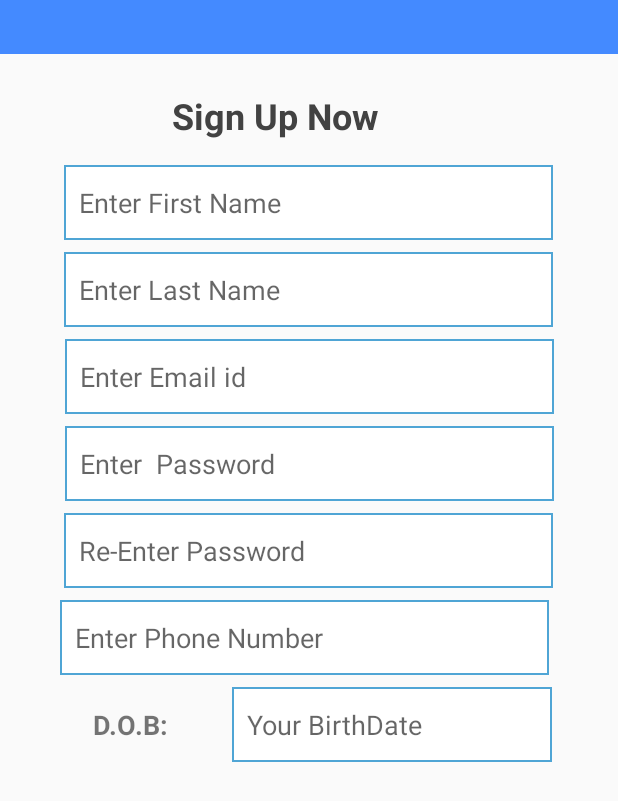
After one commit to samirthaker2020/GamerApp1.0, an Android app: the SignUp screen opened directly, with no data from a screen before it, on a phone screen of 412 x 824 dp. The commit adds this screen. Shown: the top 801 px of the screen. Run offline under Robolectric (Android 15) with nearby library versions, the phone set to English and light mode, and no system bars.

Commit message:
user signup form design completed

```diff
--- a/app/src/main/AndroidManifest.xml
+++ b/app/src/main/AndroidManifest.xml
@@ -16,12 +16,13 @@
         android:supportsRtl="true"
         android:theme="@style/AppTheme"
         android:usesCleartextTraffic="true">
+        <activity android:name=".SignUp">
+
+        </activity>
         <activity
             android:name=".MainPage"
             android:label="@string/title_activity_main_page"
-            android:theme="@style/AppTheme.NoActionBar">
-
-        </activity>
+            android:theme="@style/AppTheme.NoActionBar"></activity>
         <activity android:name=".LoginActivity" />
         <activity android:name=".MainActivity">
             <intent-filter>
--- a/app/src/main/java/com/example/gamerapp/Constants.java
+++ b/app/src/main/java/com/example/gamerapp/Constants.java
@@ -4,7 +4,7 @@ package com.example.gamerapp;
 public class Constants {
    public static String CURRENT_USER="";
     private static final String ROOT_URL = "http://192.168.2.21/gamerapp/API/";
-
+     public  static String SAMPLE_DATE="";
     public static final String URL_FORGOTPASSWORD = ROOT_URL+"forgotpassword.php";
     public static final String URL_LOGIN = ROOT_URL+"userlogin.php";
     public static final String URL_PASSWORDRECOVERY = ROOT_URL+"passwordrecovery.php";
--- a/app/src/main/java/com/example/gamerapp/LoginActivity.java
+++ b/app/src/main/java/com/example/gamerapp/LoginActivity.java
@@ -28,7 +28,7 @@ import java.util.HashMap;
 import java.util.Map;
 
 public class LoginActivity extends AppCompatActivity {
-Button btnsigIn;
+Button btnsigIn,btnsignUp;
 EditText emailId_input;
 EditText userPassword_input;
     Vibrator v;
@@ -45,12 +45,20 @@ EditText userPassword_input;
         this.getWindow().setFlags(WindowManager.LayoutParams.FLAG_FULLSCREEN,
                 WindowManager.LayoutParams.FLAG_FULLSCREEN);
         btnsigIn= (Button) findViewById(R.id.btn_signin);
+        btnsignUp=(Button) findViewById(R.id.btnsignup);
         emailId_input=   findViewById(R.id.txtemailid);
         userPassword_input=  findViewById(R.id.txtpassword);
         btnsigIn.setOnClickListener(new View.OnClickListener() {
             @Override
             public void onClick(View view) {
                 validateUserData();
+            }
+        });
+        btnsignUp.setOnClickListener(new View.OnClickListener() {
+            @Override
+            public void onClick(View v) {
+                Intent intent = new Intent(LoginActivity.this, SignUp.class);
+                startActivity(intent);
             }
         });
     }
--- /dev/null
+++ b/app/src/main/java/com/example/gamerapp/SignUp.java
@@ -0,0 +1,64 @@
+package com.example.gamerapp;
+
+import androidx.appcompat.app.AppCompatActivity;
+import androidx.fragment.app.DialogFragment;
+
+import android.app.DatePickerDialog;
+import android.os.Bundle;
+import android.text.InputType;
+import android.view.View;
+import android.view.WindowManager;
+import android.widget.DatePicker;
+import android.widget.EditText;
+
+import java.text.SimpleDateFormat;
+import java.util.Calendar;
+import java.util.Locale;
+
+public class SignUp extends AppCompatActivity {
+    EditText dob;
+    final Calendar myCalendar = Calendar.getInstance();
+    @Override
+    protected void onCreate(Bundle savedInstanceState) {
+        super.onCreate(savedInstanceState);
+        setContentView(R.layout.activity_sign_up);
+        // hide the title bar
+        getSupportActionBar().hide();
+        //enable full screen
+        this.getWindow().setFlags(WindowManager.LayoutParams.FLAG_FULLSCREEN,
+                WindowManager.LayoutParams.FLAG_FULLSCREEN);
+        dob=(EditText) findViewById(R.id.udob);
+
+        dob.setOnClickListener(new View.OnClickListener() {
+            @Override
+            public void onClick(View v) {
+                new DatePickerDialog(SignUp.this, date, myCalendar
+                        .get(Calendar.YEAR), myCalendar.get(Calendar.MONTH),
+                        myCalendar.get(Calendar.DAY_OF_MONTH)).show();
+            }
+        });
+    }
+
+    final DatePickerDialog.OnDateSetListener date = new DatePickerDialog.OnDateSetListener() {
+
+        @Override
+        public void onDateSet(DatePicker view, int year, int monthOfYear,
+                              int dayOfMonth) {
+          dob.setInputType(InputType.TYPE_NULL);
+            // TODO Auto-generated method stub
+            myCalendar.set(Calendar.YEAR, year);
+            myCalendar.set(Calendar.MONTH, monthOfYear);
+            myCalendar.set(Calendar.DAY_OF_MONTH, dayOfMonth);
+
+            updateLabel();
+        }
+
+    };
+
+    private void updateLabel() {
+        String myFormat = "dd/MM/yyyy"; //In which you need put here
+        SimpleDateFormat sdf = new SimpleDateFormat(myFormat, Locale.US);
+
+        dob.setText(sdf.format(myCalendar.getTime()));
+    }
+}
--- a/app/src/main/res/layout/activity_login.xml
+++ b/app/src/main/res/layout/activity_login.xml
@@ -59,13 +59,14 @@
     <Button
         android:id="@+id/btn_signin"
         style="@style/Widget.AppCompat.Button.Borderless.Colored"
-        android:layout_width="171dp"
-        android:layout_height="51dp"
+        android:layout_width="297dp"
+        android:layout_height="57dp"
         android:layout_marginTop="92dp"
         android:background="@android:color/holo_blue_dark"
         android:text="Sign In"
         android:textColor="@android:color/background_dark"
         android:textSize="18sp"
+        android:textStyle="bold"
         app:layout_constraintEnd_toEndOf="parent"
         app:layout_constraintStart_toStartOf="parent"
         app:layout_constraintTop_toBottomOf="@+id/txtpassword" />
@@ -96,4 +97,18 @@
         app:layout_constraintTop_toBottomOf="@+id/txtpassword"
         app:layout_constraintVertical_bias="0.0" />
 
+    <Button
+        android:id="@+id/btnsignup"
+        android:layout_width="293dp"
+        android:layout_height="43dp"
+        android:layout_marginTop="40dp"
+        android:background="@android:color/holo_blue_dark"
+        android:text="Sign Up Now"
+        android:textColor="@color/cardview_dark_background"
+        android:textSize="18sp"
+        android:textStyle="bold"
+        app:layout_constraintEnd_toEndOf="parent"
+        app:layout_constraintStart_toStartOf="parent"
+        app:layout_constraintTop_toBottomOf="@+id/btn_signin" />
+
 </androidx.constraintlayout.widget.ConstraintLayout>
--- /dev/null
+++ b/app/src/main/res/layout/activity_sign_up.xml
@@ -0,0 +1,145 @@
+<?xml version="1.0" encoding="utf-8"?>
+<androidx.constraintlayout.widget.ConstraintLayout xmlns:android="http://schemas.android.com/apk/res/android"
+    xmlns:app="http://schemas.android.com/apk/res-auto"
+    xmlns:tools="http://schemas.android.com/tools"
+    android:layout_width="match_parent"
+    android:layout_height="match_parent"
+    tools:context=".SignUp">
+
+    <TextView
+        android:id="@+id/signuptopborder"
+        android:layout_width="423dp"
+        android:layout_height="36dp"
+        android:background="#448AFF"
+        app:layout_constraintEnd_toEndOf="parent"
+        app:layout_constraintHorizontal_bias="0.0"
+        app:layout_constraintStart_toStartOf="parent"
+        app:layout_constraintTop_toTopOf="parent" />
+
+    <TextView
+        android:id="@+id/signup_title"
+        android:layout_width="171dp"
+        android:layout_height="50dp"
+        android:layout_marginTop="16dp"
+        android:gravity="center"
+        android:text="Sign Up Now"
+        android:textColor="@color/cardview_dark_background"
+        android:textSize="24sp"
+        android:textStyle="bold"
+        app:layout_constraintEnd_toEndOf="parent"
+        app:layout_constraintHorizontal_bias="0.408"
+        app:layout_constraintStart_toStartOf="parent"
+        app:layout_constraintTop_toBottomOf="@+id/signuptopborder" />
+
+    <EditText
+        android:id="@+id/ufname"
+        android:layout_width="326dp"
+        android:layout_height="50dp"
+        android:layout_marginTop="8dp"
+        android:background="@drawable/border"
+        android:ems="10"
+        android:hint="Enter First Name"
+        android:inputType="textPersonName"
+        android:textColor="@color/cardview_dark_background"
+        app:layout_constraintEnd_toEndOf="parent"
+        app:layout_constraintHorizontal_bias="0.494"
+        app:layout_constraintStart_toStartOf="parent"
+        app:layout_constraintTop_toBottomOf="@+id/signup_title" />
+
+    <EditText
+        android:id="@+id/ulname"
+        android:layout_width="326dp"
+        android:layout_height="50dp"
+        android:layout_marginTop="8dp"
+        android:background="@drawable/border"
+        android:ems="10"
+        android:hint="Enter Last Name"
+        android:inputType="textPersonName"
+        app:layout_constraintEnd_toEndOf="parent"
+        app:layout_constraintHorizontal_bias="0.494"
+        app:layout_constraintStart_toStartOf="parent"
+        app:layout_constraintTop_toBottomOf="@+id/ufname" />
+
+    <EditText
+        android:id="@+id/uemail"
+        android:layout_width="326dp"
+        android:layout_height="50dp"
+        android:layout_marginTop="8dp"
+        android:background="@drawable/border"
+        android:ems="10"
+        android:hint="Enter Email id"
+        android:inputType="textEmailAddress"
+        app:layout_constraintEnd_toEndOf="parent"
+        app:layout_constraintStart_toStartOf="parent"
+        app:layout_constraintTop_toBottomOf="@+id/ulname" />
+
+    <EditText
+        android:id="@+id/upassword"
+        android:layout_width="326dp"
+        android:layout_height="50dp"
+        android:layout_marginTop="8dp"
+        android:background="@drawable/border"
+        android:ems="10"
+        android:hint="Enter  Password"
+        android:inputType="textPassword"
+        app:layout_constraintEnd_toEndOf="parent"
+        app:layout_constraintHorizontal_bias="0.505"
+        app:layout_constraintStart_toStartOf="parent"
+        app:layout_constraintTop_toBottomOf="@+id/uemail" />
+
+    <EditText
+        android:id="@+id/urepassword"
+        android:layout_width="326dp"
+        android:layout_height="50dp"
+        android:layout_marginTop="8dp"
+        android:background="@drawable/border"
+        android:ems="10"
+        android:hint="Re-Enter Password"
+        android:inputType="textPassword"
+        app:layout_constraintEnd_toEndOf="parent"
+        app:layout_constraintHorizontal_bias="0.494"
+        app:layout_constraintStart_toStartOf="parent"
+        app:layout_constraintTop_toBottomOf="@+id/upassword" />
+
+    <EditText
+        android:id="@+id/ucontactno"
+        android:layout_width="326dp"
+        android:layout_height="50dp"
+        android:layout_marginTop="8dp"
+        android:background="@drawable/border"
+        android:ems="10"
+        android:hint="Enter Phone Number"
+        android:inputType="numberSigned"
+        app:layout_constraintEnd_toEndOf="parent"
+        app:layout_constraintHorizontal_bias="0.466"
+        app:layout_constraintStart_toStartOf="parent"
+        app:layout_constraintTop_toBottomOf="@+id/urepassword" />
+
+    <EditText
+        android:id="@+id/udob"
+        android:layout_width="wrap_content"
+        android:layout_height="50dp"
+        android:layout_marginTop="8dp"
+        android:layout_marginEnd="44dp"
+        android:background="@drawable/border"
+        android:ems="10"
+        android:hint="Your BirthDate"
+        android:inputType="date"
+        app:layout_constraintEnd_toEndOf="parent"
+        app:layout_constraintTop_toBottomOf="@+id/ucontactno" />
+
+    <TextView
+        android:id="@+id/txtdob"
+        android:layout_width="91dp"
+        android:layout_height="50dp"
+        android:layout_marginTop="8dp"
+        android:gravity="center"
+        android:text="D.O.B:"
+        android:textSize="18sp"
+        android:textStyle="bold"
+        app:layout_constraintEnd_toStartOf="@+id/udob"
+        app:layout_constraintHorizontal_bias="0.651"
+        app:layout_constraintStart_toStartOf="parent"
+        app:layout_constraintTop_toBottomOf="@+id/ucontactno" />
+
+</androidx.constraintlayout.widget.ConstraintLayout>
```
